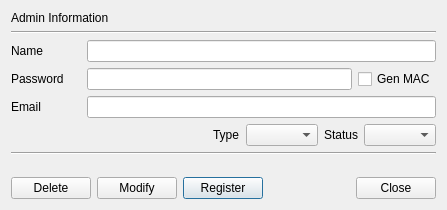
jykim74/CertMan, file CertMan/admin_dlg.ui: the form before one commit.
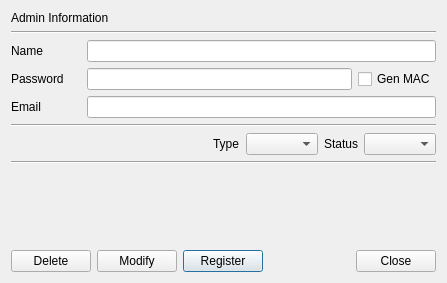
The form after the commit.

Patch:
```diff
--- a/CertMan/admin_dlg.ui
+++ b/CertMan/admin_dlg.ui
@@ -7,7 +7,7 @@
     <x>0</x>
     <y>0</y>
     <width>447</width>
-    <height>210</height>
+    <height>283</height>
    </rect>
   </property>
   <property name="windowTitle">
@@ -143,6 +143,13 @@
      </item>
     </layout>
    </item>
+   <item>
+    <widget class="Line" name="line_3">
+     <property name="orientation">
+      <enum>Qt::Horizontal</enum>
+     </property>
+    </widget>
+   </item>
    <item>
     <layout class="QGridLayout" name="gridLayout_3">
      <property name="topMargin">
```
